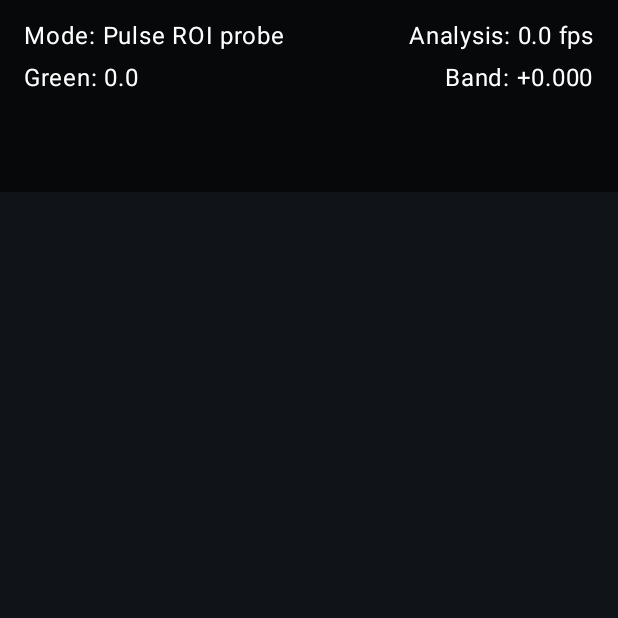
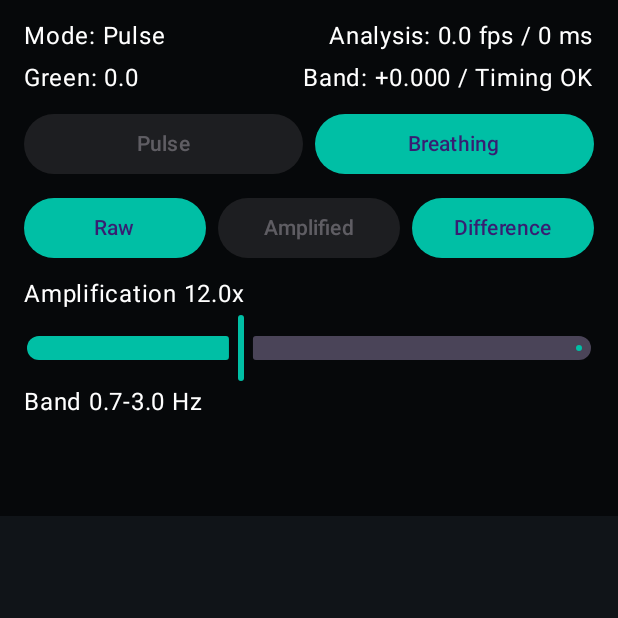
Before and after one commit to dnrohr/eulerian-magnification, an Android app built with Jetpack Compose: the composable StatusOverlay called with empty values, on a phone screen of 412 x 824 dp, the top half of it. Run offline under Robolectric (Android 15) with nearby library versions, the phone set to English and light mode, and no system bars; libraries missing offline, so code that uses them is left out: androidx.camera.core, androidx.camera.lifecycle, androidx.camera.view; 2 statements that could not run were skipped.

Commit message:
Add pulse and breathing mode controls

```diff
--- a/app/src/main/java/com/dnrohr/eulerianmagnification/MainActivity.kt
+++ b/app/src/main/java/com/dnrohr/eulerianmagnification/MainActivity.kt
@@ -27,6 +27,7 @@ import androidx.compose.foundation.layout.height
 import androidx.compose.foundation.layout.padding
 import androidx.compose.material3.Button
 import androidx.compose.material3.MaterialTheme
+import androidx.compose.material3.Slider
 import androidx.compose.material3.Surface
 import androidx.compose.material3.Text
 import androidx.compose.runtime.Composable
@@ -37,6 +38,7 @@ import androidx.compose.runtime.mutableStateListOf
 import androidx.compose.runtime.mutableStateOf
 import androidx.compose.runtime.remember
 import androidx.compose.runtime.setValue
+import androidx.compose.runtime.key
 import androidx.compose.ui.Alignment
 import androidx.compose.ui.Modifier
 import androidx.compose.ui.graphics.Color
@@ -47,7 +49,10 @@ import androidx.compose.ui.viewinterop.AndroidView
 import androidx.core.content.ContextCompat
 import androidx.lifecycle.compose.LocalLifecycleOwner
 import com.dnrohr.eulerianmagnification.analysis.AnalysisSample
+import com.dnrohr.eulerianmagnification.analysis.AnalysisSettings
+import com.dnrohr.eulerianmagnification.analysis.MagnificationMode
 import com.dnrohr.eulerianmagnification.analysis.PulseRoiAnalyzer
+import com.dnrohr.eulerianmagnification.analysis.ViewMode
 import com.dnrohr.eulerianmagnification.capabilities.CapabilityReporter
 import com.dnrohr.eulerianmagnification.ui.AppTheme
 import java.util.concurrent.Executors
@@ -83,6 +88,7 @@ private fun MainScreen() {
         hasCameraPermission = granted
     }
     var analysisSample by remember { mutableStateOf(AnalysisSample()) }
+    var analysisSettings by remember { mutableStateOf(AnalysisSettings()) }
     val signalHistory = remember { mutableStateListOf<Double>() }
 
     LaunchedEffect(Unit) {
@@ -93,7 +99,9 @@ private fun MainScreen() {
 
     Box(modifier = Modifier.fillMaxSize()) {
         if (hasCameraPermission) {
+            key(analysisSettings.mode) {
                 CameraPreview(
+                    settings = analysisSettings,
                     modifier = Modifier.fillMaxSize(),
                     onSample = {
                         analysisSample = it
@@ -103,8 +111,10 @@ private fun MainScreen() {
                         }
                     },
                 )
+            }
             AmplifiedTintOverlay(
                 sample = analysisSample,
+                settings = analysisSettings,
                 modifier = Modifier.fillMaxSize(),
             )
             RoiOverlay(
@@ -120,6 +130,8 @@ private fun MainScreen() {
         StatusOverlay(
             sample = analysisSample,
             signalHistory = signalHistory,
+            settings = analysisSettings,
+            onSettingsChanged = { analysisSettings = it },
             modifier = Modifier
                 .align(Alignment.BottomCenter)
                 .fillMaxWidth(),
@@ -130,14 +142,18 @@ private fun MainScreen() {
 @Composable
 private fun AmplifiedTintOverlay(
     sample: AnalysisSample,
+    settings: AnalysisSettings,
     modifier: Modifier = Modifier,
 ) {
     val roi = sample.roi ?: return
-    val intensity = (abs(sample.bandpassedGreen) / 6.0).coerceIn(0.0, 1.0).toFloat()
+    if (settings.viewMode == ViewMode.Raw) return
+
+    val amplifiedSignal = sample.bandpassedGreen * settings.amplification
+    val intensity = (abs(amplifiedSignal) / 64.0).coerceIn(0.0, 1.0).toFloat()
     val tint = if (sample.bandpassedGreen >= 0.0) {
-        Color(0xFFFF6B6B).copy(alpha = 0.08f + intensity * 0.20f)
+        Color(0xFFFF6B6B).copy(alpha = overlayAlpha(settings.viewMode, intensity))
     } else {
-        Color(0xFF3A86FF).copy(alpha = 0.08f + intensity * 0.16f)
+        Color(0xFF3A86FF).copy(alpha = overlayAlpha(settings.viewMode, intensity))
     }
 
     Canvas(modifier = modifier) {
@@ -152,6 +168,14 @@ private fun AmplifiedTintOverlay(
                 height = roi.height * size.height,
             ),
         )
+    }
+}
+
+private fun overlayAlpha(viewMode: ViewMode, intensity: Float): Float {
+    return when (viewMode) {
+        ViewMode.Raw -> 0.0f
+        ViewMode.Amplified -> 0.08f + intensity * 0.28f
+        ViewMode.Difference -> 0.16f + intensity * 0.42f
     }
 }
 
@@ -179,6 +203,7 @@ private fun RoiOverlay(
 
 @Composable
 private fun CameraPreview(
+    settings: AnalysisSettings,
     modifier: Modifier = Modifier,
     onSample: (AnalysisSample) -> Unit,
 ) {
@@ -222,7 +247,7 @@ private fun CameraPreview(
                             .also {
                                 it.setAnalyzer(
                                     analysisExecutor,
-                                    PulseRoiAnalyzer { sample ->
+                                    PulseRoiAnalyzer(settings) { sample ->
                                         mainExecutor.execute { onSample(sample) }
                                     },
                                 )
@@ -272,6 +297,8 @@ private fun PermissionPane(onRequestPermission: () -> Unit) {
 private fun StatusOverlay(
     sample: AnalysisSample,
     signalHistory: List<Double>,
+    settings: AnalysisSettings,
+    onSettingsChanged: (AnalysisSettings) -> Unit,
     modifier: Modifier = Modifier,
 ) {
     Column(
@@ -284,8 +311,11 @@ private fun StatusOverlay(
             horizontalArrangement = Arrangement.SpaceBetween,
             verticalAlignment = Alignment.CenterVertically,
         ) {
-            Text("Mode: Pulse ROI probe", color = Color.White)
-            Text("Analysis: ${"%.1f".format(sample.analysisFps)} fps", color = Color.White)
+            Text("Mode: ${settings.mode.label}", color = Color.White)
+            Text(
+                "Analysis: ${"%.1f".format(sample.analysisFps)} fps / ${"%.0f".format(sample.latencyMillis)} ms",
+                color = Color.White,
+            )
         }
         Spacer(modifier = Modifier.height(4.dp))
         Row(
@@ -294,8 +324,16 @@ private fun StatusOverlay(
             verticalAlignment = Alignment.CenterVertically,
         ) {
             Text("Green: ${"%.1f".format(sample.averageGreen)}", color = Color.White)
-            Text("Band: ${"%+.3f".format(sample.bandpassedGreen)}", color = Color.White)
+            Text(
+                "Band: ${"%+.3f".format(sample.bandpassedGreen)} / ${if (sample.timestampMonotonic) "Timing OK" else "Timing jump"}",
+                color = Color.White,
+            )
         }
+        Spacer(modifier = Modifier.height(8.dp))
+        ModeControls(
+            settings = settings,
+            onSettingsChanged = onSettingsChanged,
+        )
         Spacer(modifier = Modifier.height(8.dp))
         SignalWaveform(
             values = signalHistory,
@@ -304,6 +342,56 @@ private fun StatusOverlay(
                 .height(44.dp),
         )
     }
+}
+
+@Composable
+private fun ModeControls(
+    settings: AnalysisSettings,
+    onSettingsChanged: (AnalysisSettings) -> Unit,
+) {
+    Row(
+        modifier = Modifier.fillMaxWidth(),
+        horizontalArrangement = Arrangement.spacedBy(8.dp),
+    ) {
+        MagnificationMode.entries.forEach { mode ->
+            Button(
+                onClick = { onSettingsChanged(settings.copy(mode = mode)) },
+                enabled = settings.mode != mode,
+                modifier = Modifier.weight(1.0f),
+            ) {
+                Text(mode.label)
+            }
+        }
+    }
+    Spacer(modifier = Modifier.height(8.dp))
+    Row(
+        modifier = Modifier.fillMaxWidth(),
+        horizontalArrangement = Arrangement.spacedBy(8.dp),
+    ) {
+        ViewMode.entries.forEach { viewMode ->
+            Button(
+                onClick = { onSettingsChanged(settings.copy(viewMode = viewMode)) },
+                enabled = settings.viewMode != viewMode,
+                modifier = Modifier.weight(1.0f),
+            ) {
+                Text(viewMode.label)
+            }
+        }
+    }
+    Spacer(modifier = Modifier.height(8.dp))
+    Text(
+        text = "Amplification ${"%.1f".format(settings.amplification)}x",
+        color = Color.White,
+    )
+    Slider(
+        value = settings.amplification,
+        onValueChange = { onSettingsChanged(settings.copy(amplification = it)) },
+        valueRange = 1.0f..30.0f,
+    )
+    Text(
+        text = "Band ${"%.1f".format(settings.lowCutHz)}-${"%.1f".format(settings.highCutHz)} Hz",
+        color = Color.White,
+    )
 }
 
 @Composable
--- a/app/src/main/java/com/dnrohr/eulerianmagnification/analysis/AnalysisSample.kt
+++ b/app/src/main/java/com/dnrohr/eulerianmagnification/analysis/AnalysisSample.kt
@@ -5,6 +5,8 @@ data class AnalysisSample(
     val roi: NormalizedRect? = null,
     val averageGreen: Double = 0.0,
     val bandpassedGreen: Double = 0.0,
+    val latencyMillis: Double = 0.0,
+    val timestampMonotonic: Boolean = true,
     val frameTimestampNanos: Long = 0L,
 )
 
--- /dev/null
+++ b/app/src/main/java/com/dnrohr/eulerianmagnification/analysis/AnalysisSettings.kt
@@ -0,0 +1,25 @@
+package com.dnrohr.eulerianmagnification.analysis
+
+data class AnalysisSettings(
+    val mode: MagnificationMode = MagnificationMode.Pulse,
+    val amplification: Float = 12.0f,
+    val viewMode: ViewMode = ViewMode.Amplified,
+) {
+    val lowCutHz: Double get() = mode.lowCutHz
+    val highCutHz: Double get() = mode.highCutHz
+}
+
+enum class MagnificationMode(
+    val label: String,
+    val lowCutHz: Double,
+    val highCutHz: Double,
+) {
+    Pulse("Pulse", 0.7, 3.0),
+    Breathing("Breathing", 0.1, 0.6),
+}
+
+enum class ViewMode(val label: String) {
+    Raw("Raw"),
+    Amplified("Amplified"),
+    Difference("Difference"),
+}
```
Also changed, not shown: app/src/main/java/com/dnrohr/eulerianmagnification/analysis/PulseRoiAnalyzer.kt (+10 -1 lines), app/src/main/java/com/dnrohr/eulerianmagnification/analysis/TimestampTracker.kt (added, +21 -0 lines), 5 other files. Lines whose indentation alone changed are shown as unchanged.
